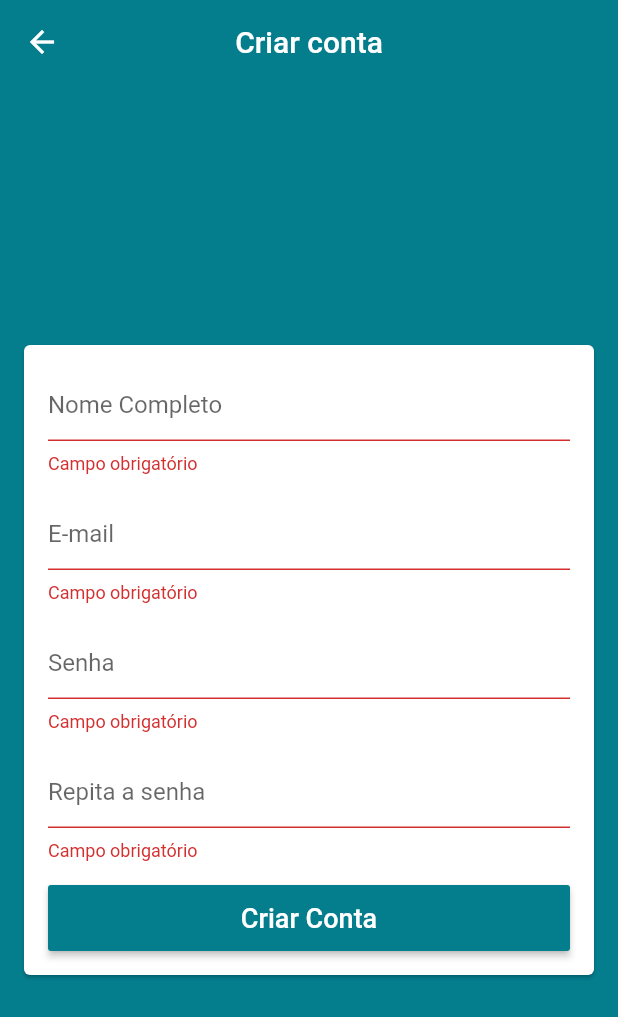
After one commit to ricardoaps72/lojavirtual, a Flutter app: the screen it shows after launch, after a tap on "CRIAR CONTA", after a tap on "Criar Conta", on a phone screen of 412 x 824 dp. The commit adds this screen. Shown: the top 1017 px of the screen. Run offline on Flutter 3.47's test engine with Material 2 defaults, Android fonts, the phone set to English and light mode, and no system bars; our stand-ins replace cloud_firestore, firebase_auth, firebase_core; accounts and stored records are empty.

Commit message:
cadastrar usuario

```diff
--- a/lib/main.dart
+++ b/lib/main.dart
@@ -3,6 +3,7 @@ import 'package:firebase_core/firebase_core.dart';
 import 'package:flutter/material.dart';
 import 'package:lojavirtual/models/user_manager.dart';
 import 'package:lojavirtual/screens/base/base_screen.dart';
+import 'package:lojavirtual/screens/base/signup/signup_screen.dart';
 import 'package:provider/provider.dart';
 
 Future<void> main() async {
@@ -70,7 +71,16 @@ class MyApp extends StatelessWidget {
           ),
           visualDensity: VisualDensity.adaptivePlatformDensity,
         ),
-        home: BaseScreen(),
+        initialRoute: '/base',
+        onGenerateRoute: (settings){
+          switch(settings.name){
+            case '/signup' :
+              return MaterialPageRoute(builder: (_) => SignupScreen());
+            case '/base' :
+            default:
+              return MaterialPageRoute(builder: (_) => BaseScreen());
+          }
+        },
       ),
     );
   }
--- a/lib/models/user.dart
+++ b/lib/models/user.dart
@@ -1,8 +1,10 @@
 class User{
 
-  User({this.email, this.password});
+  User({this.email, this.password,this.name,this.confirmPassword});
 
+  String name;
   String email;
   String password;
+  String confirmPassword;
 
 }
--- a/lib/models/user_manager.dart
+++ b/lib/models/user_manager.dart
@@ -1,5 +1,6 @@
 import 'package:firebase_auth/firebase_auth.dart';
 import 'package:flutter/cupertino.dart';
+import 'package:flutter/services.dart';
 import 'package:lojavirtual/helpers/firebase_errors.dart';
 
 class UserManager extends ChangeNotifier {
@@ -9,7 +10,7 @@ class UserManager extends ChangeNotifier {
   }
 
   final FirebaseAuth auth = FirebaseAuth.instance;
-  User user;
+  User user ;
   bool _loading = false;
   bool get loading => _loading;
 
@@ -23,12 +24,26 @@ class UserManager extends ChangeNotifier {
       this.user = result.user;
 
       onSuccess();
-    } catch (e) {
+    } on PlatformException catch (e) {
       //onFail(e.code);
       onFail(getErrorString(e.code));
     }
     _loading = false;
   }
+
+  Future<void> signUp({user, Function onFail, Function onSuccess}) async {
+   _loading = true;
+   try  {
+     final result = await auth.createUserWithEmailAndPassword(email : user.email, password : user.password);
+     this.user = result.user;
+     onSuccess();
+   } on PlatformException catch (e) {
+     //onFail(e.code);
+     onFail(getErrorString(e.code));
+   }
+   _loading = false;
+  }
+
   set setLoading(bool value){
     _loading = value;
     notifyListeners();
@@ -38,7 +53,11 @@ class UserManager extends ChangeNotifier {
   final currentUser = auth.currentUser;
   if (currentUser != null){
     user = currentUser;
-    print(user.uid);
+
+    // testar se pegou os dados
+    debugPrint(user.uid);
+    debugPrint(user.email);
+
   }
   notifyListeners();
   }
--- a/lib/screens/base/login/login_screen.dart
+++ b/lib/screens/base/login/login_screen.dart
@@ -20,6 +20,16 @@ class LoginScreen extends StatelessWidget{
       appBar: AppBar(
         title: const Text('Entrar'),
         centerTitle: true,
+        actions: <Widget>[
+          FlatButton(onPressed: (){
+            Navigator.of(context).pushReplacementNamed('/signup');
+            },
+              textColor: Colors.white,
+              child: const Text(
+            'CRIAR CONTA',
+            style: TextStyle(fontSize: 14),
+          ))
+        ],
       ),
       body: Center(
         child: Card(
--- /dev/null
+++ b/lib/screens/base/signup/signup_screen.dart
@@ -0,0 +1,134 @@
+import 'package:flutter/material.dart';
+import 'package:lojavirtual/helpers/validators.dart';
+import 'package:lojavirtual/models/user.dart';
+import 'package:lojavirtual/models/user_manager.dart';
+import 'package:provider/provider.dart';
+
+class SignupScreen extends StatelessWidget{
+
+  final GlobalKey<FormState> formKey = GlobalKey<FormState>();
+  final GlobalKey<ScaffoldState> scaffoldKey = GlobalKey<ScaffoldState>();
+
+  final User user = User();
+
+  @override
+  Widget build(BuildContext context) {
+   return Scaffold(
+     key: scaffoldKey,
+     appBar: AppBar(
+       title: const Text('Criar conta'),
+       centerTitle: true,
+     ),
+     body: Center(
+       child: Card(
+         margin: const EdgeInsets.symmetric(horizontal: 16),
+         child: Form(
+         key: formKey,
+           child: ListView(
+             padding: const EdgeInsets.all(16),
+             shrinkWrap: true,
+             children: <Widget> [
+               TextFormField(
+                 decoration: const InputDecoration(hintText: 'Nome Completo'),
+                 validator: (name){
+                   if(name.isEmpty)
+                     return 'Campo obrigatório';
+                   else if(name.trim().split(' ').length <= 1)
+                     return 'Preencha seu nome completo';
+                   return null;
+                 },
+                 onSaved: (name) => user.name = name,
+               ),
+               const SizedBox(height: 16,),
+               TextFormField(
+                 decoration: const InputDecoration(hintText: 'E-mail'),
+                 keyboardType: TextInputType.emailAddress,
+                 validator: (email){
+                   if (email.isEmpty)
+                     return 'Campo obrigatório';
+                   else if (!emailValid(email))
+                     return 'E-mail inválido';
+                   return null;
+                 },
+                 onSaved: (email) => user.email = email,
+               ),
+               const SizedBox(height: 16,),
+               TextFormField(
+                 decoration: const InputDecoration(hintText: 'Senha'),
+                 obscureText: true,
+                 validator: (pass){
+                   if(pass.isEmpty)
+                     return 'Campo obrigatório';
+                   else if(pass.length < 6)
+                     return 'Senha muito curta';
+                   return null;
+                 },
+                 onSaved: (pass) => user.password = pass,
+               ),
+               const SizedBox(height: 16,),
+               TextFormField(
+                 decoration: const InputDecoration(hintText: 'Repita a senha'),
+                 obscureText: true,
+                 validator: (pass) {
+                   if (pass.isEmpty)
+                     return 'Campo obrigatório';
+                   else if (pass.length < 6)
+                     return 'Senha muito curta';
+                   return null;
+                 },
+                 onSaved: (pass) => user.confirmPassword = pass,
+               ),
+               const SizedBox(height: 16),
+               SizedBox(
+                 height: 44,
+                 child: RaisedButton(
+                     color: Theme.of(context).primaryColor,
+                     disabledColor: Theme.of(context).primaryColor.withAlpha(100),
+                     textColor: Colors.white,
+                     onPressed: (){
+                        if(formKey.currentState.validate()){
+                          formKey.currentState.save();
+                          if (user.password != user.confirmPassword){
+                            scaffoldKey.currentState.showSnackBar(
+                                SnackBar(
+                                  content: const Text('Senhas não coincidem'),
+                                  backgroundColor: Colors.red,
+                                )
+                            );
+                            return;
+                          }
+                          context.read<UserManager>().signUp(
+                            user: user,
+                            onSuccess: (){
+                              debugPrint('conta criada com sucesso');
+                              // TODO : POP
+                            },
+                            onFail: (e){
+                              scaffoldKey.currentState.showSnackBar(
+                              SnackBar(
+                                content: Text(('Falha ao cadastrar : $e')),
+                                backgroundColor: Colors.red,
+                                )
+                              );
+                              }
+                            );
+                        }
+                  },
+                  child: const Text(
+                   'Criar Conta',
+                   style: TextStyle(
+                     fontSize: 18
+                   ),
+                 ),
+                 ),
+               )
+             ],
+           ),
+         ),
+       ),
+     ),
+
+   );
+  }
+
+}
```
